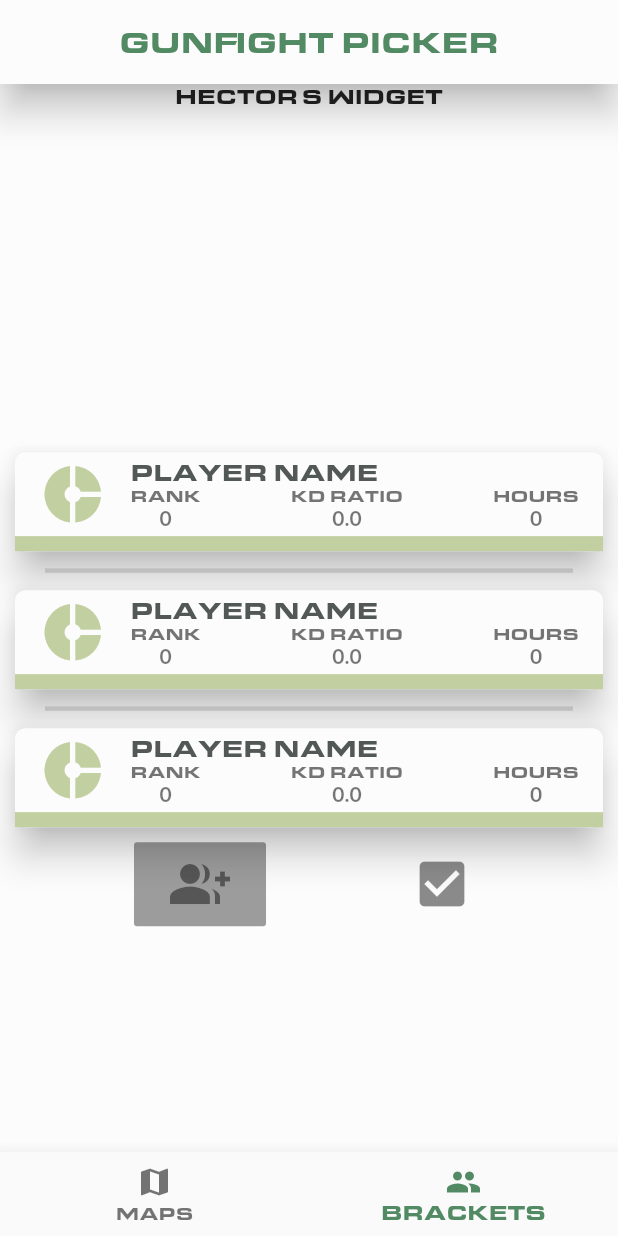
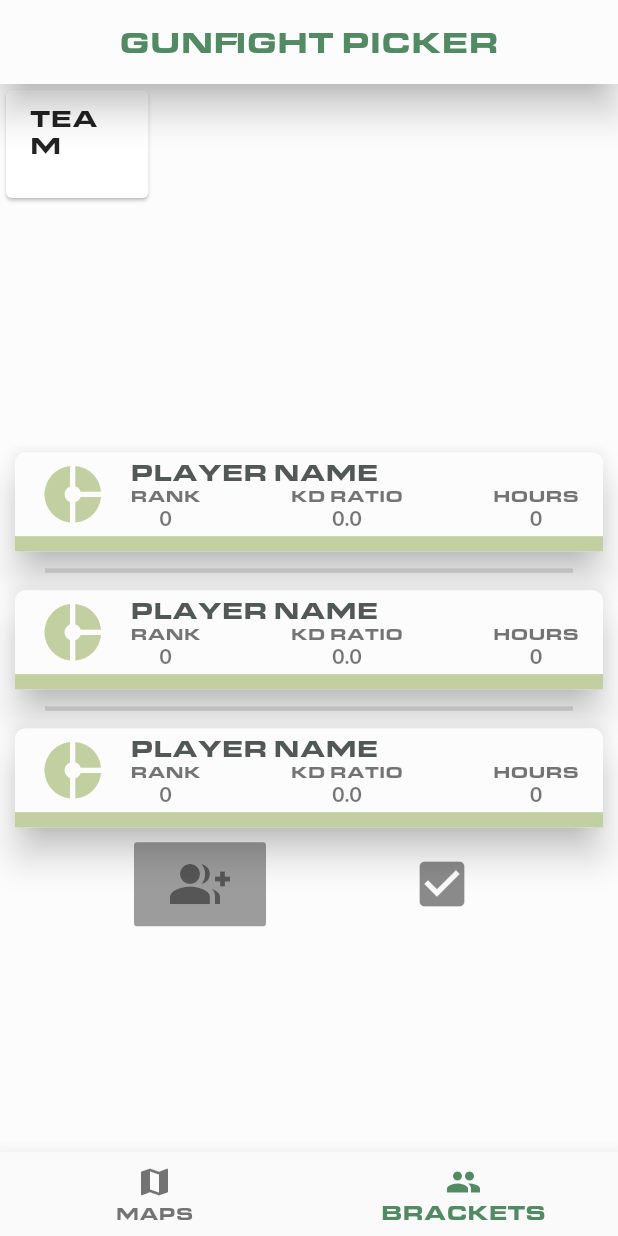
Before and after one commit to a-wallen/gunfight_picker, a Flutter app: the screen it shows after launch, swiped to page 2, on a phone screen of 412 x 824 dp. Run offline on Flutter 3.47's test engine with Material 2 defaults, Android fonts, the phone set to English and light mode, and no system bars; our stand-ins replace percent_indicator, string_validator; missing offline and left inert: shake; network calls fail; statements that could not run were skipped.

Commit message:
Bracket Builder

```diff
--- a/lib/widgets/bracketbuilder.dart
+++ b/lib/widgets/bracketbuilder.dart
@@ -3,6 +3,7 @@ import 'package:flutter/material.dart';
 import 'package:gunfight_picker/classes/Team.dart';
 
 class BracketBuilder extends StatefulWidget {
+  List<Widget> levels = [];
   List<Team> _teams;
   BracketBuilder(List<Team> tl) {
     this._teams = tl;
@@ -16,9 +17,54 @@ class _BracketBuilderState extends State<BracketBuilder> {
   Widget build(BuildContext context) {
     return Container(
       height: MediaQuery.of(context).size.height / 3.5,
-      child: Text(
-        "Hector's Widget",
-        textAlign: TextAlign.center,
+      child: Row(
+        children: [
+          Expanded(
+            child: Column(
+              children: [
+                Card(
+                  child: ListTile(
+                    title: Text("Team 1"),
+                    subtitle: Text(""),
+                    onTap: ,
+                  ),
+                ),
+                Card(),
+                Card(),
+                Card(),
+                Card(),
+                Card(),
+                Card(),
+                Card(),
+              ],
+            ),
+          ),
+          Expanded(
+            child: Column(
+              children: [
+                Card(),
+                Card(),
+                Card(),
+                Card(),
+              ],
+            ),
+          ),
+          Expanded(
+            child: Column(
+              children: [
+                Card(),
+                Card(),
+              ],
+            ),
+          ),
+          Expanded(
+            child: Column(
+              children: [
+                Card(),
+              ],
+            ),
+          ),
+        ],
       ),
     );
   }
```
Also changed, not shown: pubspec.lock.
